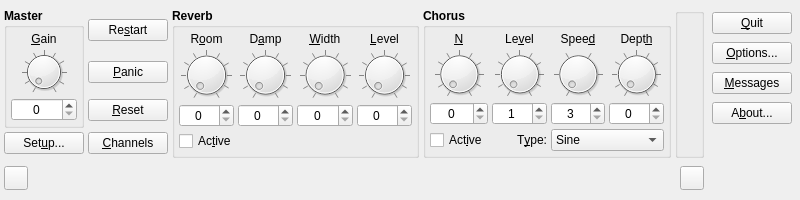
The window that src/qsynthMainForm.ui (rncbc/qsynth) describes before a commit, drawn with Qt 5.
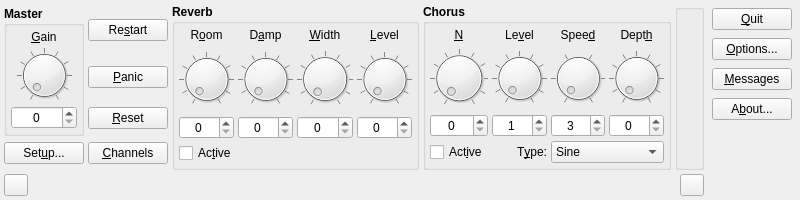
The same window after the commit. Icons and pictures are not drawn. Custom widgets are drawn as their Qt base class.

Commit message: - Main form layout has been given a little bit more slack space, just   to accomodate some longer text label translations (eg. German). (FIX)

What changed in the file:
```diff
--- a/src/qsynthMainForm.ui
+++ b/src/qsynthMainForm.ui
@@ -231,12 +231,6 @@
        </item>
        <item rowspan="3" row="0" column="0" >
         <widget class="QGroupBox" name="GainGroupBox" >
-         <property name="maximumSize" >
-          <size>
-           <width>100</width>
-           <height>120</height>
-          </size>
-         </property>
          <property name="font" >
           <font>
            <weight>75</weight>
@@ -350,12 +344,6 @@
      </item>
      <item>
       <widget class="QGroupBox" name="ReverbGroupBox" >
-       <property name="maximumSize" >
-        <size>
-         <width>320</width>
-         <height>150</height>
-        </size>
-       </property>
        <property name="font" >
         <font>
          <weight>75</weight>
@@ -660,12 +648,6 @@
      </item>
      <item>
       <widget class="QGroupBox" name="ChorusGroupBox" >
-       <property name="maximumSize" >
-        <size>
-         <width>320</width>
-         <height>150</height>
-        </size>
-       </property>
        <property name="font" >
         <font>
          <weight>75</weight>
@@ -1030,12 +1012,6 @@
      </item>
      <item>
       <widget class="QGroupBox" name="OutputGroupBox" >
-       <property name="maximumSize" >
-        <size>
-         <width>60</width>
-         <height>150</height>
-        </size>
-       </property>
        <property name="font" >
         <font>
          <weight>75</weight>
```
The commit also changes 6 other files.
